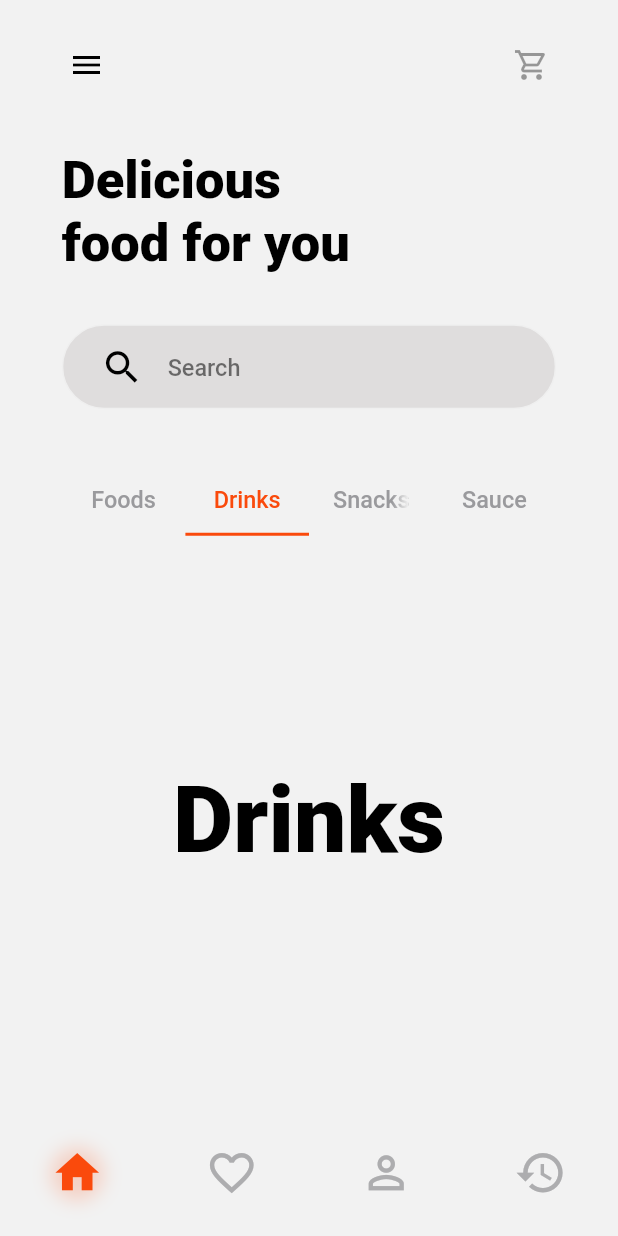
After one commit to rafaelfl/food_app, a Flutter app: the HomeScreen screen opened by its route, tab 2 chosen, on a phone screen of 412 x 824 dp. The commit adds this screen. Run offline on Flutter 3.47's test engine with Material 2 defaults, Android fonts, the phone set to English and light mode, and no system bars; Roboto replaces fonts that are missing (SFPro).

Commit message:
feat: tela home e a busca por pratos

```diff
--- /dev/null
+++ b/lib/src/core/model/dish.dart
@@ -0,0 +1,10 @@
+class Dish {
+  final String dishName;
+  final String dishImage;
+  final String dishPrice;
+
+  Dish(
+      {required this.dishName,
+      required this.dishImage,
+      required this.dishPrice});
+}
--- a/lib/src/core/widgets/dish_button_widget.dart
+++ b/lib/src/core/widgets/dish_button_widget.dart
@@ -33,9 +33,6 @@ class DishButtonWidget extends StatelessWidget {
       // Inkwell para responder ao toque
       return InkWell(
         onTap: onPressed,
-        child: Padding(
-          // espaçamento horizontal entre os elementos
-          padding: const EdgeInsets.symmetric(horizontal: 12.0),
         child: AspectRatio(
           aspectRatio: aspectRatio,
           child: Stack(
@@ -124,7 +121,6 @@ class DishButtonWidget extends StatelessWidget {
             ],
           ),
         ),
-        ),
       );
     });
   }
--- a/lib/src/icabanas_app.dart
+++ b/lib/src/icabanas_app.dart
@@ -18,9 +18,10 @@ class ICabanasApp extends StatelessWidget {
       routes: {
         "/": (context) => const GetStartedScreen(),
         "/login": (context) => const LoginScreen(),
-        "/home": (context) => const HomeScreen(),
+        "/home": (context) => HomeScreen(),
       },
       theme: ThemeData(
+        brightness: Brightness.light,
         primaryColor: const Color(0xFFFA4A0C),
         textTheme: const TextTheme(
           headline1: TextStyle(
--- a/lib/src/screens/home_screen/home_screen.dart
+++ b/lib/src/screens/home_screen/home_screen.dart
@@ -1,73 +1,110 @@
 import 'package:flutter/material.dart';
-import 'package:ifood_clone/src/core/widgets/dish_button_widget.dart';
+import 'package:ifood_clone/src/core/model/dish.dart';
+import 'package:ifood_clone/src/screens/home_screen/widgets/app_bar_widget.dart';
+import 'package:ifood_clone/src/screens/home_screen/tabs/home_tab_widget.dart';
 
 class HomeScreen extends StatelessWidget {
-  const HomeScreen({Key? key}) : super(key: key);
+  HomeScreen({Key? key}) : super(key: key);
+
+  final List<Dish> dataDishes = [
+    Dish(
+      dishName: "Veggie tomato mix",
+      dishPrice: "N1,900",
+      dishImage: "veggie_tomato",
+    ),
+    Dish(
+      dishName: "Egg and cucumber",
+      dishPrice: "N1,500",
+      dishImage: "egg_cucmber",
+    ),
+    Dish(
+      dishName: "Fried Chicken m.",
+      dishPrice: "N2,100",
+      dishImage: "fried_chicken",
+    ),
+    Dish(
+      dishName: "Moi-moi and ekpa",
+      dishPrice: "N2,30",
+      dishImage: "moimoi",
+    )
+  ];
 
   @override
   Widget build(BuildContext context) {
-    return Scaffold(
-      backgroundColor: const Color(0xFFF2F2F2),
-      // faz com que o corpo da tela ocupe o espaço da app bar também
-      // extendBodyBehindAppBar: true,
-      appBar: AppBar(
-        // botem os botões de ação na app bar, conforme o template
-        title: const Text(
-          'Home',
-          style: TextStyle(color: Colors.black),
+    return DefaultTabController(
+      length: 4,
+      child: Scaffold(
+        backgroundColor: const Color(0xFFF2F2F2),
+        resizeToAvoidBottomInset: false,
+        appBar: AppBarWidget(
+          maxWidth: MediaQuery.of(context).size.width,
+          onMenuPressed: () => debugPrint('Menu'),
+          onCartPressed: () => debugPrint('Cart'),
         ),
-        centerTitle: true,
-        // deixa a app bar transparente
-        backgroundColor: Colors.transparent,
-        // some com a sombra (já que não tem elevação)
-        elevation: 0,
-      ),
-      body: SingleChildScrollView(
-        child: Column(
+        body: TabBarView(
           children: [
-            // exemplo de widget que ocupa um espaço na tela
-            Container(
-              color: Colors.red,
-              child: const SizedBox(
-                height: 100,
-                child: Center(
-                  child: Text("Home page"),
+            HomeTabWidget(dataDishes: dataDishes),
+            Center(
+              child: Text("Favoritos",
+                  style: Theme.of(context)
+                      .textTheme
+                      .headline1
+                      ?.copyWith(color: Colors.black)),
+            ),
+            Center(
+              child: Text("Perfil",
+                  style: Theme.of(context)
+                      .textTheme
+                      .headline1
+                      ?.copyWith(color: Colors.black)),
+            ),
+            Center(
+              child: Text("Últimos\npedidos",
+                  style: Theme.of(context)
+                      .textTheme
+                      .headline1
+                      ?.copyWith(color: Colors.black)),
+            ),
+          ],
+        ),
+        bottomNavigationBar: PreferredSize(
+          preferredSize: Size(
+            MediaQuery.of(context).size.width * 0.7,
+            MediaQuery.of(context).size.width * 0.2,
+          ),
+          child: SizedBox(
+            width: MediaQuery.of(context).size.width * 0.7,
+            height: MediaQuery.of(context).size.width * 0.2,
+            child: Theme(
+              data: ThemeData(
+                splashColor: Colors.transparent,
+                highlightColor: Colors.transparent,
+              ),
+              child: const TabBar(
+                indicator: BoxDecoration(
+                  shape: BoxShape.circle,
+                  boxShadow: [
+                    BoxShadow(
+                      color: Color(0x33FA4A0C),
+                      blurRadius: 10.0,
+                      spreadRadius: 0.1,
+                    ),
+                  ],
                 ),
+                indicatorSize: TabBarIndicatorSize.label,
+                tabs: [
+                  Tab(
+                    icon: Icon(Icons.home, size: 35),
+                  ),
+                  Tab(icon: Icon(Icons.favorite_border, size: 35)),
+                  Tab(icon: Icon(Icons.person_outline, size: 35)),
+                  Tab(icon: Icon(Icons.restore, size: 35)),
+                ],
+                labelColor: Color(0xFFFA4A0C),
+                unselectedLabelColor: Color(0xFFADADAF),
               ),
             ),
-            ConstrainedBox(
-              constraints: const BoxConstraints(maxHeight: 250),
-              child: ListView(
-                scrollDirection: Axis.horizontal,
-                clipBehavior: Clip.none,
-                children: [
-                  DishButtonWidget(
-                    dishName: "Veggie tomato mix",
-                    dishPrice: "N1,900",
-                    onPressed: () => print("Veggie tomato mix"),
-                  ),
-                  DishButtonWidget(
-                    dishName: "Egg and cucumber",
-                    dishPrice: "N1,500",
-                    dishImage: "egg_cucmber",
-                    onPressed: () => print("Egg and cucumber"),
-                  ),
-                  DishButtonWidget(
-                    dishName: "Fried Chicken m.",
-                    dishPrice: "N2,100",
-                    dishImage: "fried_chicken",
-                    onPressed: () => print("Fried Chicken m."),
-                  ),
-                  DishButtonWidget(
-                    dishName: "Moi-moi and ekpa",
-                    dishPrice: "N2,30",
-                    dishImage: "moimoi",
-                    onPressed: () => print("Moi-moi and ekpa"),
-                  ),
-                ],
-              ),
-            )
-          ],
+          ),
         ),
       ),
     );
--- /dev/null
+++ b/lib/src/screens/home_screen/tabs/home_tab_widget.dart
@@ -0,0 +1,77 @@
+import 'package:flutter/material.dart';
+import 'package:ifood_clone/src/core/model/dish.dart';
+import 'package:ifood_clone/src/screens/home_screen/widgets/dishes_menu_widget.dart';
+import 'package:ifood_clone/src/screens/home_screen/widgets/search_field_widget.dart';
+
+class HomeTabWidget extends StatefulWidget {
+  final List<Dish> dataDishes;
+  const HomeTabWidget({Key? key, required this.dataDishes}) : super(key: key);
+
+  @override
+  State<HomeTabWidget> createState() => _HomeTabWidgetState();
+}
+
+class _HomeTabWidgetState extends State<HomeTabWidget> {
+  final TextEditingController _searchController = TextEditingController();
+
+  List<Dish> _filteredDishes = [];
+
+  @override
+  void initState() {
+    super.initState();
+
+    _filteredDishes = [...widget.dataDishes];
+
+    _searchController.addListener(() {
+      // debugPrint("Texto a pesquisar: ${_searchController.text}");
+
+      if (_searchController.text.isEmpty) {
+        // se não há texto, não filtra
+        setState(() {
+          _filteredDishes = [...widget.dataDishes];
+        });
+      } else {
+        setState(() {
+          // se há texto, cria uma lista com os itens filtrados pelo nome
+          _filteredDishes = widget.dataDishes
+              .where((dish) => dish.dishName
+                  .toLowerCase()
+                  .contains(_searchController.text.toLowerCase()))
+              .toList();
+        });
+      }
+    });
+  }
+
+  @override
+  void dispose() {
+    _searchController.dispose();
+    super.dispose();
+  }
+
+  @override
+  Widget build(BuildContext context) {
+    final _maxWidth = MediaQuery.of(context).size.width;
+
+    return Padding(
+      padding: EdgeInsets.only(
+          left: _maxWidth * 0.1, right: _maxWidth * 0.1, top: _maxWidth * 0.03),
+      child: Column(
+        crossAxisAlignment: CrossAxisAlignment.start,
+        mainAxisSize: MainAxisSize.min,
+        children: [
+          Text(
+            "Delicious\nfood for you",
+            style: Theme.of(context).textTheme.headline1?.copyWith(
+                  fontSize: MediaQuery.of(context).size.width * 0.085,
+                  color: const Color(0xFF000000),
+                  height: 1.2,
+                ),
+          ),
+          SearchFieldWidget(controller: _searchController),
+          Expanded(child: DishesMenuWidget(dataDishes: _filteredDishes)),
+        ],
+      ),
+    );
+  }
+}
--- /dev/null
+++ b/lib/src/screens/home_screen/widgets/app_bar_widget.dart
@@ -0,0 +1,52 @@
+import 'package:flutter/material.dart';
+import 'package:flutter/services.dart';
+
+class AppBarWidget extends StatelessWidget implements PreferredSizeWidget {
+  final double maxWidth;
+  final VoidCallback onMenuPressed;
+  final VoidCallback onCartPressed;
+
+  const AppBarWidget(
+      {Key? key,
+      required this.maxWidth,
+      required this.onMenuPressed,
+      required this.onCartPressed})
+      : super(key: key);
+
+  @override
+  Widget build(BuildContext context) {
+    return AppBar(
+      leading: IconButton(
+        icon: const Icon(Icons.menu, color: Colors.black),
+        onPressed: onMenuPressed,
+      ),
+      leadingWidth: maxWidth * 0.28,
+      actions: [
+        SizedBox(
+          width: maxWidth * 0.28,
+          child: IconButton(
+            icon:
+                const Icon(Icons.shopping_cart_outlined, color: Colors.black38),
+            onPressed: onCartPressed,
+          ),
+        ),
+      ],
+      // deixa a app bar transparente
+      backgroundColor: Colors.transparent,
+      // some com a sombra (já que não tem elevação)
+      elevation: 0,
+      toolbarHeight: kToolbarHeight + (maxWidth * 0.075),
+      // após colocar o fundo transparente, os ícones da status bar
+      // ficaram brancos. Para garantir que eles fiquem pretos,
+      // é necessário fazer setar o icon brightness
+      systemOverlayStyle: const SystemUiOverlayStyle(
+        statusBarIconBrightness: Brightness.dark, // For Android (dark icons)
+        statusBarBrightness: Brightness.light, // For iOS (dark icons)
+      ),
+    );
+  }
+
+  @override
+  Size get preferredSize =>
+      Size.fromHeight(kToolbarHeight + (maxWidth * 0.075));
+}
--- /dev/null
+++ b/lib/src/screens/home_screen/widgets/dishes_menu_widget.dart
@@ -0,0 +1,94 @@
+import 'package:flutter/material.dart';
+import 'package:ifood_clone/src/core/model/dish.dart';
+import 'package:ifood_clone/src/core/widgets/dish_button_widget.dart';
+
+class DishesMenuWidget extends StatelessWidget {
+  final List<Dish> dataDishes;
+
+  const DishesMenuWidget({Key? key, required this.dataDishes})
+      : super(key: key);
+
+  @override
+  Widget build(BuildContext context) {
+    return DefaultTabController(
+      length: 4,
+      child: LayoutBuilder(builder: (context, constraints) {
+        final double _maxHeight = constraints.maxHeight;
+
+        return Column(
+          children: [
+            Container(
+              height: _maxHeight * 0.1,
+              margin: EdgeInsets.only(
+                  top: _maxHeight * 0.08, bottom: _maxHeight * 0.06),
+              child: TabBar(
+                labelColor: const Color(0xFFFA4A0C),
+                unselectedLabelColor: const Color(0xFF9A9A9D),
+                indicatorColor: const Color(0xFFFA4A0C),
+                labelStyle: Theme.of(context).textTheme.headline2?.copyWith(
+                      fontSize: MediaQuery.of(context).size.width * 0.038,
+                      fontWeight: FontWeight.w500,
+                      color: const Color(0x88000000),
+                    ),
+                tabs: const [
+                  Tab(text: 'Foods'),
+                  Tab(text: 'Drinks'),
+                  Tab(text: 'Snacks'),
+                  Tab(text: 'Sauce'),
+                ],
+              ),
+            ),
+            Container(
+              margin: EdgeInsets.only(
+                  top: _maxHeight * 0.02, bottom: _maxHeight * 0.06),
+              child: ConstrainedBox(
+                constraints: BoxConstraints(maxHeight: _maxHeight * 0.68),
+                child: TabBarView(
+                  children: [
+                    ListView.separated(
+                      padding:
+                          EdgeInsets.symmetric(vertical: _maxHeight * 0.02),
+                      scrollDirection: Axis.horizontal,
+                      clipBehavior: Clip.none,
+                      itemBuilder: (_, item) {
+                        return DishButtonWidget(
+                          dishName: dataDishes[item].dishName,
+                          dishPrice: dataDishes[item].dishPrice,
+                          dishImage: dataDishes[item].dishImage,
+                          onPressed: () => debugPrint(
+                              "Prato clicado: ${dataDishes[item].dishName}"),
+                        );
+                      },
+                      separatorBuilder: (_, __) => const SizedBox(
+                        width: 50,
+                      ),
+                      itemCount: dataDishes.length,
+                    ),
+                    Center(
+                        child: Text("Drinks",
+                            style: Theme.of(context)
+                                .textTheme
+                                .headline1
+                                ?.copyWith(color: Colors.black))),
+                    Center(
+                        child: Text("Snacks",
+                            style: Theme.of(context)
+                                .textTheme
+                                .headline1
+                                ?.copyWith(color: Colors.black))),
+                    Center(
+                        child: Text("Sauce",
+                            style: Theme.of(context)
+                                .textTheme
+                                .headline1
+                                ?.copyWith(color: Colors.black))),
+                  ],
+                ),
+              ),
+            ),
+          ],
+        );
+      }),
+    );
+  }
+}
--- /dev/null
+++ b/lib/src/screens/home_screen/widgets/search_field_widget.dart
@@ -0,0 +1,57 @@
+import 'package:flutter/material.dart';
+
+class SearchFieldWidget extends StatelessWidget {
+  final TextEditingController? controller;
+  const SearchFieldWidget({Key? key, this.controller}) : super(key: key);
+
+  @override
+  Widget build(BuildContext context) {
+    final _maxWidth = MediaQuery.of(context).size.width;
+
+    return Container(
+      margin: EdgeInsets.only(top: _maxWidth * 0.08),
+      padding: EdgeInsets.symmetric(
+        horizontal: _maxWidth * 0.06,
+        vertical: _maxWidth * 0.008,
+      ),
+      decoration: const ShapeDecoration(
+        color: Color(0xFFDFDDDD), // o original era EFEEEE mas não destacava
+        shape: StadiumBorder(
+          side: BorderSide(
+            color: Color(0xFFEFEFEF),
+            width: 1,
+            style: BorderStyle.solid,
+          ),
+        ),
+      ),
+      child: TextField(
+        controller: controller,
+        decoration: InputDecoration(
+          icon: Icon(
+            Icons.search,
+            color: const Color(0xFF000000),
+            size: MediaQuery.of(context).size.width * 0.07,
+          ),
+          hintText: "Search",
+          floatingLabelBehavior: FloatingLabelBehavior.always,
+          hintStyle: Theme.of(context).textTheme.headline2?.copyWith(
+                fontSize: MediaQuery.of(context).size.width * 0.038,
+                fontWeight: FontWeight.w500,
+                color: const Color(0x88000000),
+              ),
+          border: InputBorder.none,
+          focusedBorder: InputBorder.none,
+          enabledBorder: InputBorder.none,
+          errorBorder: InputBorder.none,
+          disabledBorder: InputBorder.none,
+          contentPadding: EdgeInsets.only(
+            top: _maxWidth * 0.02,
+            bottom: _maxWidth * 0.02,
+            left: 0,
+            right: _maxWidth * 0.02,
+          ),
+        ),
+      ),
+    );
+  }
+}
--- a/lib/src/screens/login_screen/login_screen.dart
+++ b/lib/src/screens/login_screen/login_screen.dart
@@ -55,7 +55,12 @@ class LoginScreen extends StatelessWidget {
         body: SafeArea(
           child: TabBarView(children: [
             const LoginWidget(),
-            Container(color: Colors.yellow),
+            Center(
+                child: Text("Sign-up",
+                    style: Theme.of(context)
+                        .textTheme
+                        .headline1
+                        ?.copyWith(color: Colors.black))),
           ]),
         ),
       ),
--- a/lib/src/screens/login_screen/widgets/login_widget/login_widget.dart
+++ b/lib/src/screens/login_screen/widgets/login_widget/login_widget.dart
@@ -12,8 +12,8 @@ class LoginWidget extends StatefulWidget {
 class _LoginWidgetState extends State<LoginWidget> {
   final LoginWidgetController _controller = LoginWidgetController();
 
-  String _email = "";
-  String _password = "";
+  String _email = "email@email.com";
+  String _password = "123456";
 
   String _msgErro = "";
 
@@ -23,16 +23,16 @@ class _LoginWidgetState extends State<LoginWidget> {
         _msgErro = "";
       });
 
-      print("Login realizado com sucesso");
+      debugPrint("Login realizado com sucesso");
 
       Navigator.pushNamedAndRemoveUntil(
           context, "/home", ModalRoute.withName('/'));
     } else {
       setState(() {
-        _msgErro = "Erro na autenticação!";
+        _msgErro = "Authentication Error!";
       });
 
-      print("Erro no login");
+      debugPrint("Erro no login");
     }
   }
 
@@ -44,7 +44,8 @@ class _LoginWidgetState extends State<LoginWidget> {
         child: Column(
           crossAxisAlignment: CrossAxisAlignment.start,
           children: [
-            TextField(
+            TextFormField(
+                initialValue: _email,
                 onChanged: (value) => _email = value,
                 decoration: const InputDecoration(
                   labelText: 'Email address',
@@ -54,7 +55,8 @@ class _LoginWidgetState extends State<LoginWidget> {
                 enableSuggestions: false,
                 keyboardType: TextInputType.visiblePassword),
             const SizedBox(height: 15),
-            TextField(
+            TextFormField(
+              initialValue: _password,
               onChanged: (value) => _password = value,
               decoration: const InputDecoration(
                 labelText: 'Password',
```
Lines whose indentation alone changed are shown as unchanged.
